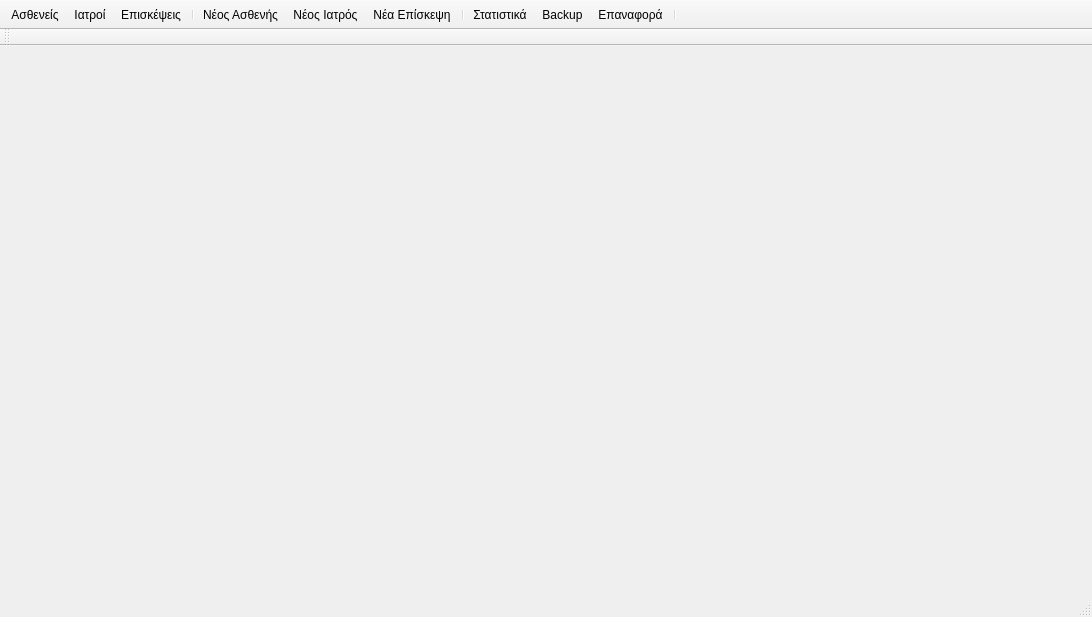
Above: ui/ui_files/main_window.ui from tdgs/medical_qt_ruby before the change. Below: the same form after it.
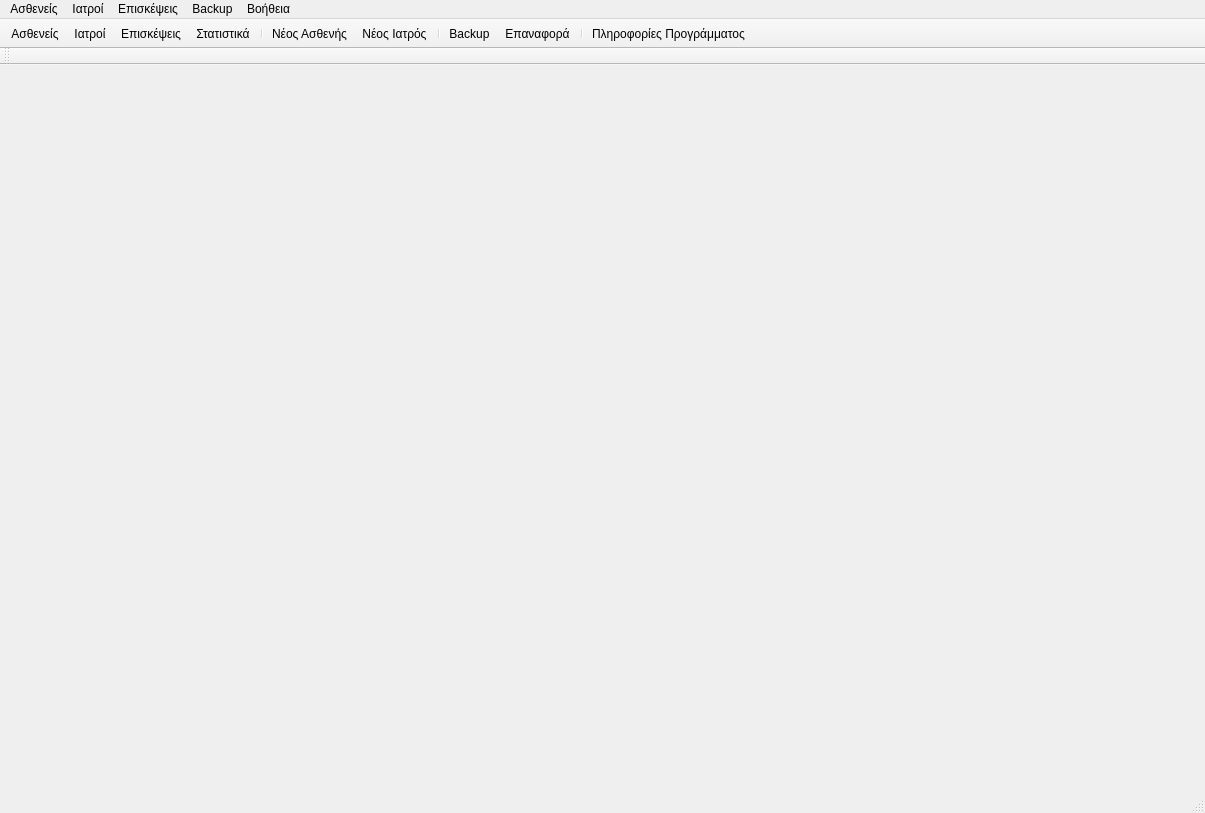
That is the form after the change. Icons and pictures are not drawn.

The edit to the form file:
```diff
--- a/ui/ui_files/main_window.ui
+++ b/ui/ui_files/main_window.ui
@@ -6,8 +6,8 @@
    <rect>
     <x>0</x>
     <y>0</y>
-    <width>1092</width>
-    <height>617</height>
+    <width>1205</width>
+    <height>813</height>
    </rect>
   </property>
   <property name="windowTitle">
@@ -39,15 +39,15 @@
    <addaction name="patient_main"/>
    <addaction name="doctor_main"/>
    <addaction name="exams_main"/>
+   <addaction name="statistics"/>
    <addaction name="separator"/>
    <addaction name="new_patient"/>
    <addaction name="new_doctor"/>
-   <addaction name="new_visit"/>
    <addaction name="separator"/>
-   <addaction name="statistics"/>
    <addaction name="actionBackup"/>
    <addaction name="actionRestoreBackup"/>
    <addaction name="separator"/>
+   <addaction name="actionAbout"/>
   </widget>
   <widget class="QToolBar" name="childToolbar">
    <property name="windowTitle">
@@ -63,6 +63,54 @@
     <bool>true</bool>
    </attribute>
   </widget>
+  <widget class="QMenuBar" name="menuBar">
+   <property name="geometry">
+    <rect>
+     <x>0</x>
+     <y>0</y>
+     <width>1205</width>
+     <height>21</height>
+    </rect>
+   </property>
+   <widget class="QMenu" name="menu">
+    <property name="title">
+     <string>Ασθενείς</string>
+    </property>
+    <addaction name="patient_main"/>
+    <addaction name="new_patient"/>
+   </widget>
+   <widget class="QMenu" name="menu_2">
+    <property name="title">
+     <string>Ιατροί</string>
+    </property>
+    <addaction name="doctor_main"/>
+    <addaction name="new_doctor"/>
+   </widget>
+   <widget class="QMenu" name="menu_3">
+    <property name="title">
+     <string>Επισκέψεις</string>
+    </property>
+    <addaction name="exams_main"/>
+    <addaction name="new_visit"/>
+   </widget>
+   <widget class="QMenu" name="menuBackup">
+    <property name="title">
+     <string>Backup</string>
+    </property>
+    <addaction name="actionBackup"/>
+    <addaction name="actionRestoreBackup"/>
+   </widget>
+   <widget class="QMenu" name="menu_4">
+    <property name="title">
+     <string>Βοήθεια</string>
+    </property>
+   </widget>
+   <addaction name="menu"/>
+   <addaction name="menu_2"/>
+   <addaction name="menu_3"/>
+   <addaction name="menuBackup"/>
+   <addaction name="menu_4"/>
+  </widget>
   <action name="new_patient">
    <property name="checkable">
     <bool>true</bool>
@@ -169,6 +217,15 @@
     <string>Νέα Επίσκεψη</string>
    </property>
   </action>
+  <action name="actionAbout">
+   <property name="icon">
+    <iconset resource="../../resources/icons.qrc">
+     <normaloff>:/images/medical-symbol.jpg</normaloff>:/images/medical-symbol.jpg</iconset>
+   </property>
+   <property name="text">
+    <string>Πληροφορίες Προγράμματος...</string>
+   </property>
+  </action>
  </widget>
  <resources>
   <include location="../../resources/icons.qrc"/>
```
Left out of the diff: 23 changed lines with no effect on the pictures.
